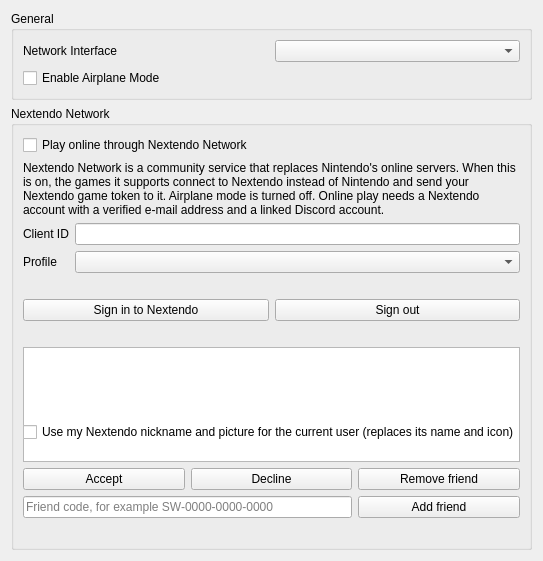
First picture: the form in src/phoenix/configuration/configure_network.ui, repository Darkfiredoom/PhoenixEmu, before the edit.
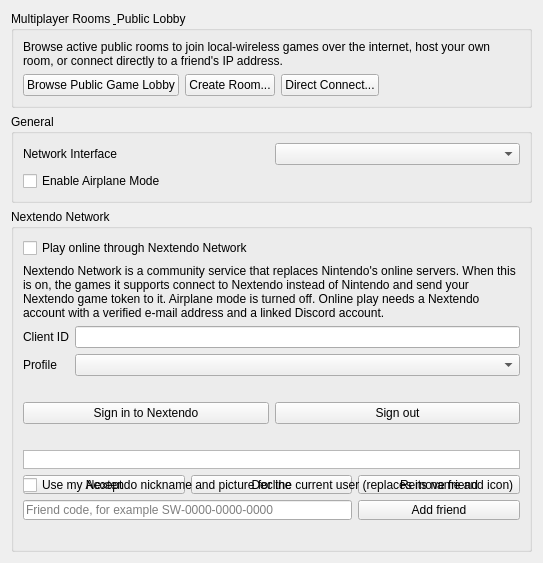
Second picture: the form after the edit.

What changed in the file:
```diff
--- a/src/phoenix/configuration/configure_network.ui
+++ b/src/phoenix/configuration/configure_network.ui
@@ -19,6 +19,63 @@
   <layout class="QVBoxLayout" name="verticalLayout">
    <item>
     <layout class="QVBoxLayout" name="verticalLayout_3">
+     <item>
+      <widget class="QGroupBox" name="rooms_group">
+       <property name="title">
+        <string>Multiplayer Rooms &amp; Public Lobby</string>
+       </property>
+       <layout class="QVBoxLayout" name="rooms_layout">
+        <item>
+         <widget class="QLabel" name="rooms_description">
+          <property name="text">
+           <string>Browse active public rooms to join local-wireless games over the internet, host your own room, or connect directly to a friend's IP address.</string>
+          </property>
+          <property name="wordWrap">
+           <bool>true</bool>
+          </property>
+         </widget>
+        </item>
+        <item>
+         <layout class="QHBoxLayout" name="rooms_buttons">
+          <item>
+           <widget class="QPushButton" name="browse_public_lobby">
+            <property name="text">
+             <string>Browse Public Game Lobby</string>
+            </property>
+           </widget>
+          </item>
+          <item>
+           <widget class="QPushButton" name="create_room">
+            <property name="text">
+             <string>Create Room...</string>
+            </property>
+           </widget>
+          </item>
+          <item>
+           <widget class="QPushButton" name="direct_connect">
+            <property name="text">
+             <string>Direct Connect...</string>
+            </property>
+           </widget>
+          </item>
+          <item>
+           <spacer name="rooms_spacer">
+            <property name="orientation">
+             <enum>Qt::Orientation::Horizontal</enum>
+            </property>
+            <property name="sizeHint" stdset="0">
+             <size>
+              <width>20</width>
+              <height>20</height>
+             </size>
+            </property>
+           </spacer>
+          </item>
+         </layout>
+        </item>
+       </layout>
+      </widget>
+     </item>
      <item>
       <widget class="QGroupBox" name="groupBox_2">
        <property name="title">
```
